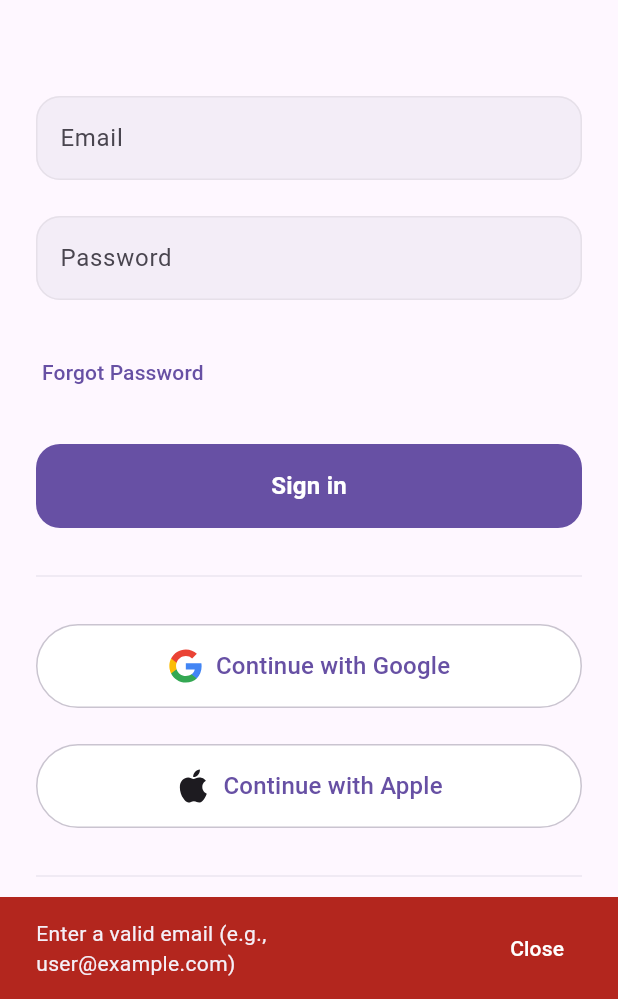
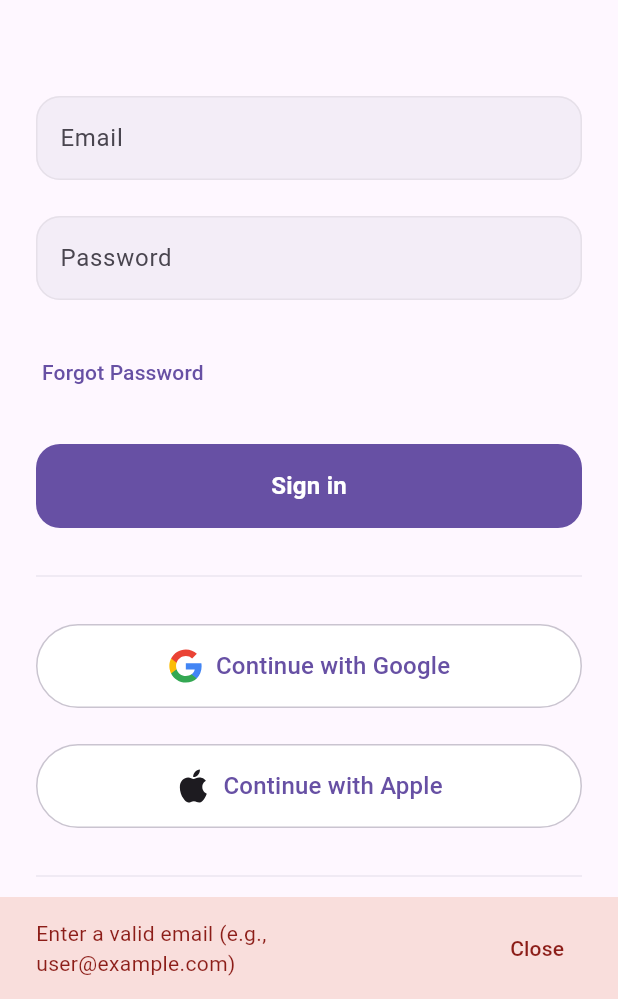
Before and after one commit to cxdaniel/ToneUp, a Flutter app: the screen it shows after launch, after a tap on "Sign in", on a phone screen of 412 x 824 dp, the part 237-1236 px from its top. Run offline on Flutter 3.47's test engine with Material 3 defaults, Android fonts, the phone set to English and light mode, and no system bars; our stand-ins replace carousel_slider, faker, flutter_svg, flutter_tts, go_router, image_cropper and 3 more; missing offline and left inert: jieba_flutter, pinyin, purchases_flutter, purchases_ui_flutter; accounts and stored records are empty; project files that could hold a hidden picture were left out.

```diff
--- a/lib/components/components.dart
+++ b/lib/components/components.dart
@@ -1,9 +1,7 @@
 import 'dart:ui';
-
 import 'package:flutter/material.dart';
 import 'package:flutter/services.dart';
 import 'package:toneup_app/components/feedback_button.dart';
-import 'package:toneup_app/main.dart';
 
 class SkeletonBox extends StatelessWidget {
   final double width;
--- a/lib/main.dart
+++ b/lib/main.dart
@@ -54,8 +54,6 @@ class MyApp extends StatefulWidget {
 class _MyAppState extends State<MyApp> {
   late final String _initialLocation;
   late final GoRouter _router;
-  final GlobalKey<ScaffoldMessengerState> _scaffoldMessengerKey =
-      GlobalKey<ScaffoldMessengerState>();
 
   @override
   void initState() {
@@ -344,15 +342,24 @@ void showGlobalSnackBar(String message, {bool isError = false}) {
   final theme = Theme.of(context!);
   scaffoldMessengerKey.currentState?.showSnackBar(
     SnackBar(
-      content: Text(message),
+      content: Text(
+        message,
+        style: theme.textTheme.bodyMedium?.copyWith(
+          color: isError
+              ? theme.colorScheme.onErrorContainer
+              : theme.colorScheme.onPrimaryContainer,
+        ),
+      ),
       backgroundColor: isError
-          ? theme.colorScheme.error
-          : theme.colorScheme.primary,
+          ? theme.colorScheme.errorContainer
+          : theme.colorScheme.primaryContainer,
       // behavior: SnackBarBehavior.floating,
       duration: const Duration(seconds: 3),
       action: SnackBarAction(
         label: 'Close',
-        textColor: Colors.white,
+        textColor: isError
+            ? theme.colorScheme.onErrorContainer
+            : theme.colorScheme.onPrimaryContainer,
         onPressed: () {
           scaffoldMessengerKey.currentState?.hideCurrentSnackBar();
         },
```
